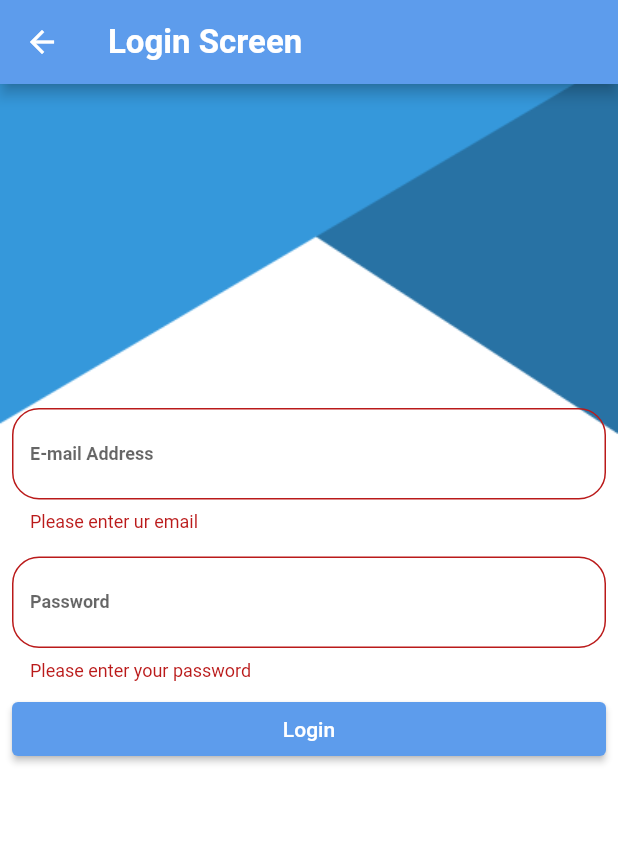
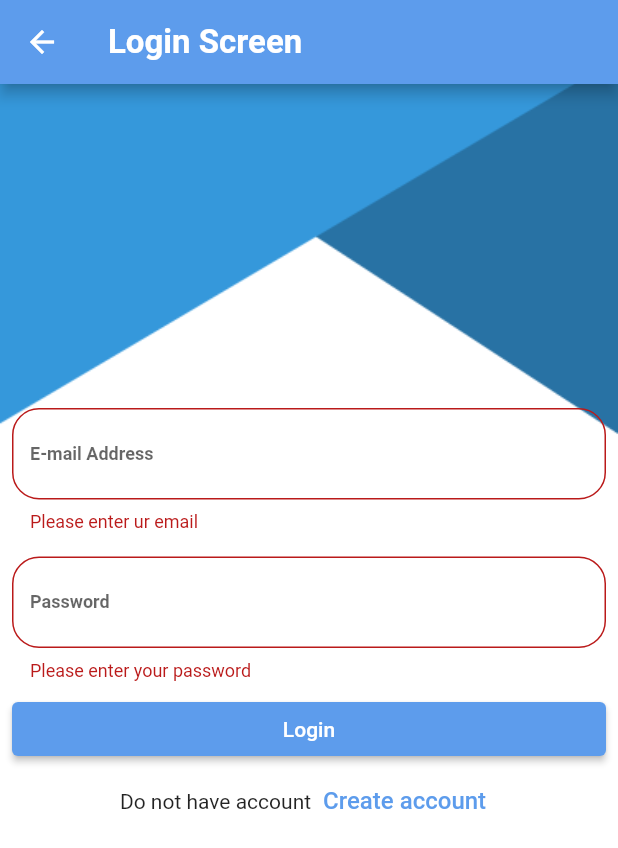
Before and after one commit to moFiras1/ToDo-, a Flutter app: the screen it shows after launch, after a tap on "Login", on a phone screen of 412 x 824 dp. Shown: the top 848 px of the screen. Run offline on Flutter 3.47's test engine with Material 3 defaults, Android fonts, the phone set to English and light mode, and no system bars; our stand-ins replace firebase_auth, firebase_core; missing offline and left inert: flutter_timeline_calendar; accounts and stored records are empty.

Commit message:
+ integration with firebase +auth module

```diff
--- a/lib/main.dart
+++ b/lib/main.dart
@@ -1,3 +1,4 @@
+import 'package:firebase_core/firebase_core.dart';
 import 'package:flutter/material.dart';
 import 'package:todo/core/Theme/app_Theme.dart';
 import 'package:todo/core/app_routes.dart';
@@ -5,7 +6,13 @@ import 'package:todo/ui/auth/Login/login_screen.dart';
 import 'package:todo/ui/auth/register/register_screen.dart';
 import 'package:todo/ui/home/home_screen.dart';
 
-void main() {
+import 'firebase_options.dart';
+
+void main() async {
+  WidgetsFlutterBinding.ensureInitialized();
+  await Firebase.initializeApp(
+    options: DefaultFirebaseOptions.currentPlatform,
+  );
   runApp(const MyApp());
 }
 
--- a/lib/ui/auth/Login/login_screen.dart
+++ b/lib/ui/auth/Login/login_screen.dart
@@ -1,11 +1,19 @@
+import 'package:firebase_auth/firebase_auth.dart';
 import 'package:flutter/material.dart';
+import 'package:todo/core/app_routes.dart';
 import 'package:todo/core/utils/image%20utils.dart';
 import 'package:todo/ui/widgets/coustme_text_form_field.dart';
 
 import '../../../core/utils/email validation.dart';
 
-class LoginScreen extends StatelessWidget {
+class LoginScreen extends StatefulWidget {
+  @override
+  State<LoginScreen> createState() => _LoginScreenState();
+}
+
+class _LoginScreenState extends State<LoginScreen> {
   TextEditingController EmailController = TextEditingController();
+
   TextEditingController passWordController = TextEditingController();
 
   var formKey = GlobalKey<FormState>();
@@ -69,9 +77,24 @@ class LoginScreen extends StatelessWidget {
 
                   ElevatedButton(
                       onPressed: () {
-                        register();
+                        login(EmailController.text, passWordController.text);
                       },
                       child: Text('Login')),
+                  Row(
+                    mainAxisAlignment: MainAxisAlignment.center,
+                    children: [
+                      Text('Do not have account'),
+                      TextButton(
+                          onPressed: () {
+                            Navigator.pushReplacementNamed(
+                                context, AppRoutes.registerRoute);
+                          },
+                          child: Text(
+                            'Create account',
+                            style: TextStyle(fontSize: 16),
+                          ))
+                    ],
+                  ),
                 ],
               ),
             ),
@@ -81,9 +104,19 @@ class LoginScreen extends StatelessWidget {
     );
   }
 
-  void register() {
+  void login(String emailAddress, String password) async {
     if (formKey.currentState?.validate() == false) {
       return;
     }
+    try {
+      final credential = await FirebaseAuth.instance
+          .signInWithEmailAndPassword(email: emailAddress, password: password);
+      Navigator.pushReplacementNamed(context, AppRoutes.homeRoute);
+    } on FirebaseAuthException catch (e) {
+      if (e.code == 'user-not-found' ||
+          e.code == 'No user found for that email.') {
+        print('Wrong email or password');
+      }
+    }
   }
 }
--- a/pubspec.yaml
+++ b/pubspec.yaml
@@ -36,6 +36,8 @@ dependencies:
   # Use with the CupertinoIcons class for iOS style icons.
   cupertino_icons: ^1.0.6
   flutter_timeline_calendar: ^1.0.9
+  firebase_core: ^3.5.0
+  firebase_auth: ^5.3.0
 
 dev_dependencies:
   flutter_test:
```
Also changed, not shown: lib/ui/auth/register/register_screen.dart (+46 -3 lines), firebase.json (added), lib/firebase_options.dart (added), pubspec.lock, 3 other files.
